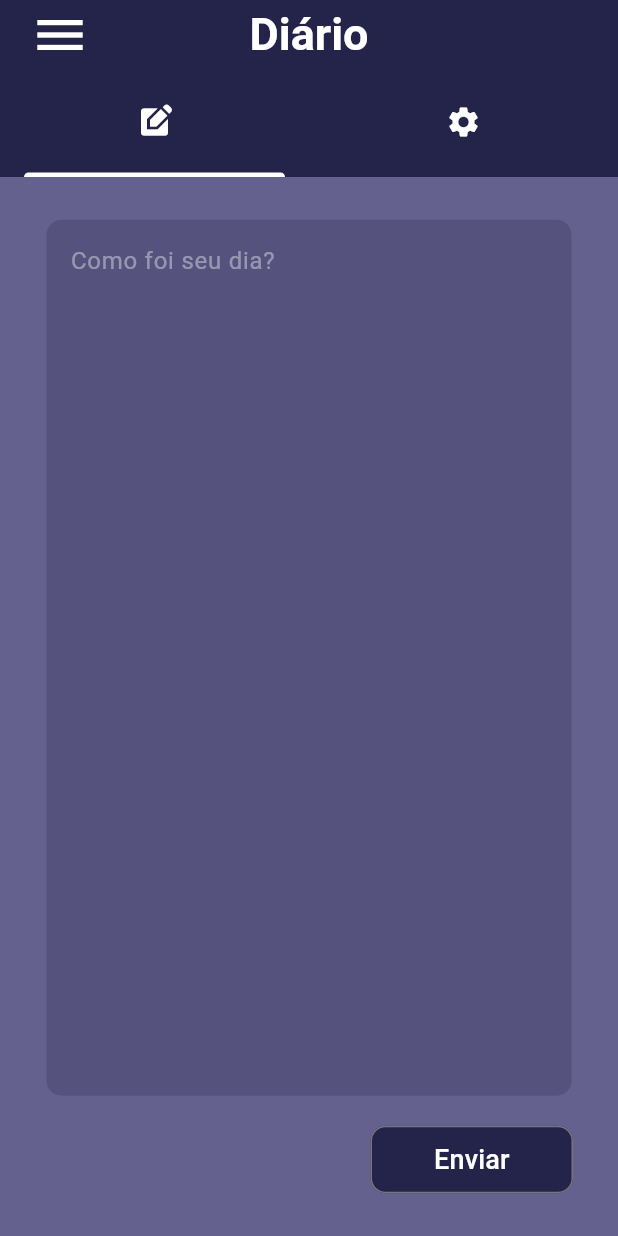
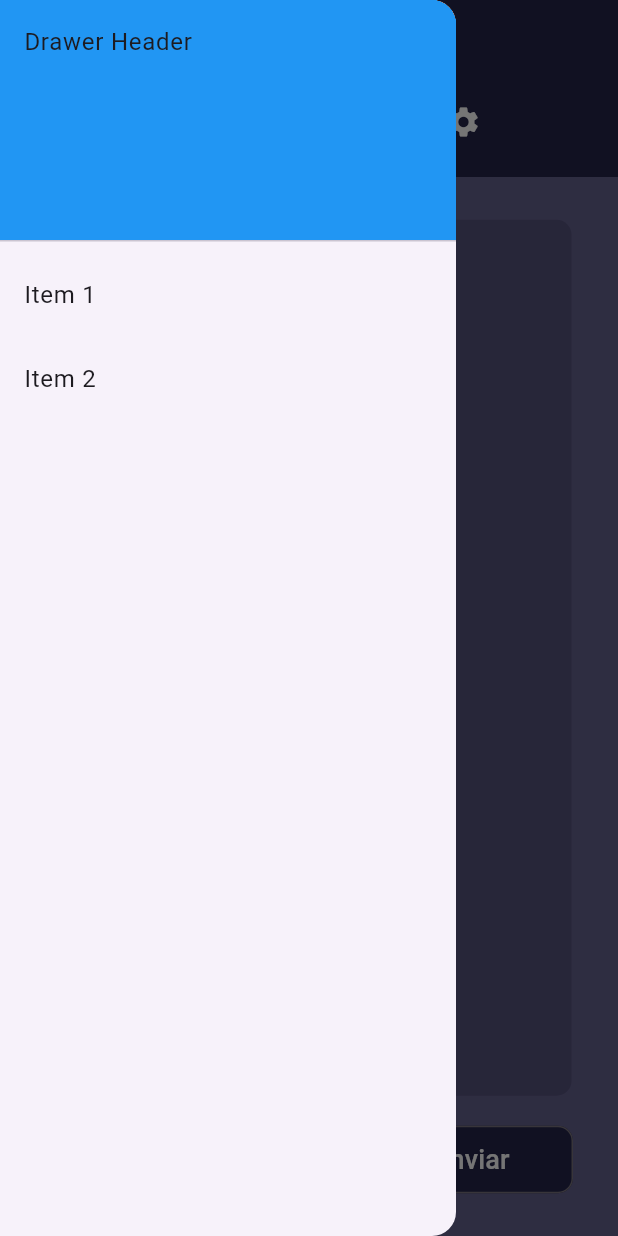
Before and after one commit to barbosa-jp/avaliacao-flutter-1, a Flutter app: the screen it shows after launch, after a tap on the "menu" icon, on a phone screen of 412 x 824 dp. Run offline on Flutter 3.47's test engine with Material 3 defaults, Android fonts, the phone set to English and light mode, and no system bars.

Commit message:
feat: add drawer

```diff
--- a/avaliacao_1/lib/src/diario/presentation/diario.dart
+++ b/avaliacao_1/lib/src/diario/presentation/diario.dart
@@ -16,14 +16,21 @@ class Diario extends StatelessWidget {
             appBar: AppBar(
               toolbarHeight: 70,
               centerTitle: true,
-              leading: IconButton(
+              leading: Builder(
+                builder: (context) {
+                  return IconButton(
                     padding: const EdgeInsets.only(left: 20),
-                  onPressed: () {},
                     icon: const Icon(
                       Icons.menu,
                       color: Colors.white,
                       size: 40,
-                  )),
+                    ),
+                    onPressed: () {
+                      Scaffold.of(context).openDrawer();
+                    },
+                  );
+                }
+              ),
               title: const Text(
                 'Diário',
                 style: TextStyle(
@@ -41,12 +48,42 @@ class Diario extends StatelessWidget {
                 ],
               ),
             ),
+             drawer: Drawer(
+               // Add a ListView to the drawer. This ensures the user can scroll
+  // through the options in the drawer if there isn't enough vertical
+  // space to fit everything.
+              child: ListView(
+                // Important: Remove any padding from the ListView.
+                padding: EdgeInsets.zero,
+                children: [
+                  const DrawerHeader(
+                    decoration: BoxDecoration(
+                      color: Colors.blue,
+                    ),
+                    child: Text('Drawer Header'),
+                  ),
+                  ListTile(
+                    title: const Text('Item 1'),
+                    onTap: () {
+                      // Update the state of the app.
+                      // ...
+                    },
+                  ),
+                  ListTile(
+                    title: const Text('Item 2'),
+                    onTap: () {
+                      // Update the state of the app.
+                      // ...
+                    },
+                  ),
+                ],
+              ),
+            ),
             body: Container(
                 decoration: const BoxDecoration(
                   color: Color.fromRGBO(101, 97, 142, 1),
                 ),
-              child: TabBarView(
-                children: [
+                child: TabBarView(children: [
                   Column(
                     mainAxisSize: MainAxisSize.max,
                     mainAxisAlignment: MainAxisAlignment.center,
@@ -61,10 +98,10 @@ class Diario extends StatelessWidget {
                           child: OutlinedButton(
                               style: OutlinedButton.styleFrom(
                                   shape: const RoundedRectangleBorder(
-                                borderRadius: BorderRadius.all(Radius.circular(10))
-                              ),
-                              backgroundColor: const Color.fromARGB(255, 36, 36, 75)
-                            ),
+                                      borderRadius: BorderRadius.all(
+                                          Radius.circular(10))),
+                                  backgroundColor:
+                                      const Color.fromARGB(255, 36, 36, 75)),
                               onPressed: () {},
                               child: const Text(
                                 'Enviar',
@@ -72,8 +109,7 @@ class Diario extends StatelessWidget {
                                   color: Colors.white,
                                   fontSize: 18,
                                 ),
-                            )
-                          ),
+                              )),
                         ),
                       ),
                     ],
@@ -84,11 +120,8 @@ class Diario extends StatelessWidget {
                       TelaInicial(),
                     ],
                   ),
-                ]
-              )
+                ])),
           ),
-          ),
-        )
-      );
+        ));
   }
 }
```
Lines whose indentation alone changed are shown as unchanged.
